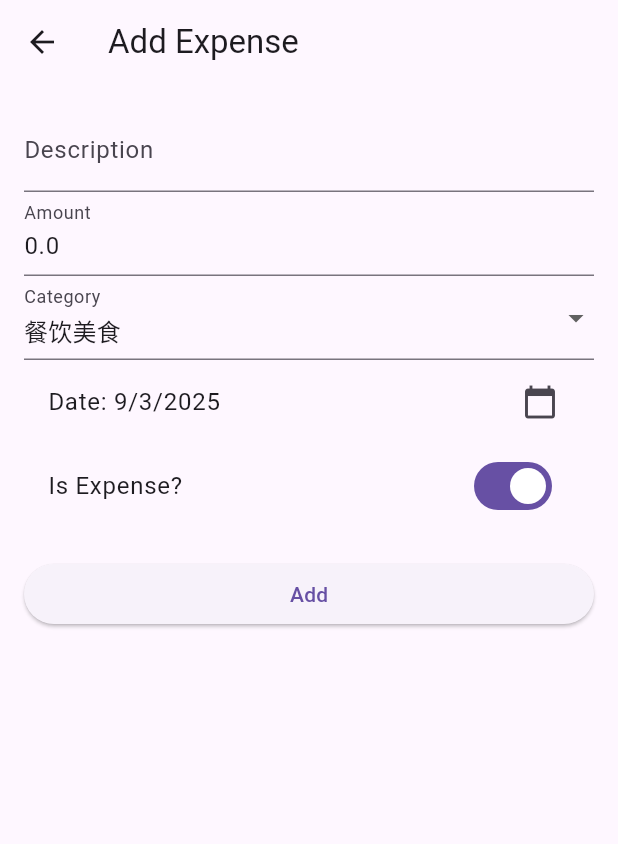
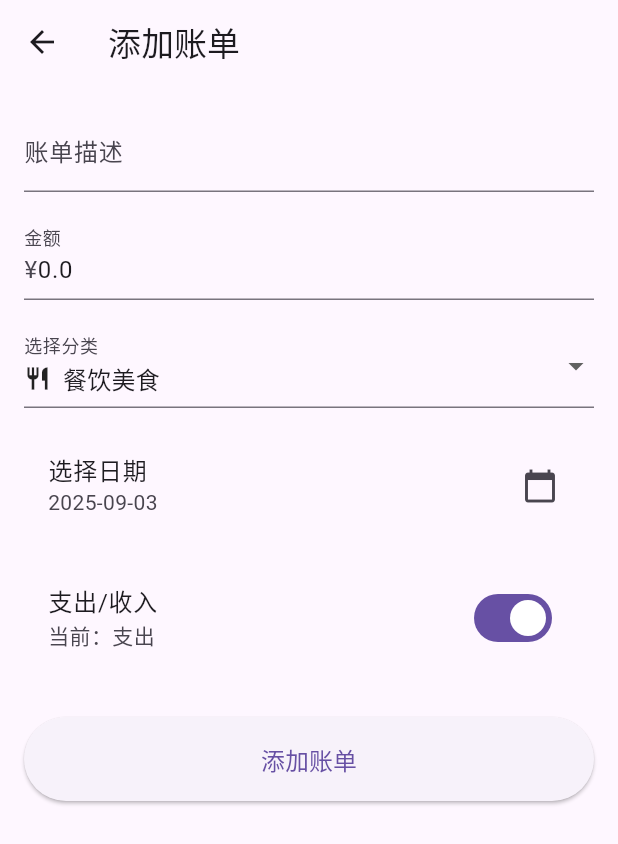
Before and after one commit to linye818/accounting-app, a Flutter app: the screen it shows after launch, after a tap on the "add" icon, on a phone screen of 412 x 824 dp. Shown: the top 844 px of the screen. Run offline on Flutter 3.47's test engine with Material 3 defaults, Android fonts, the phone set to English and light mode, and no system bars; our stand-ins replace material_design_icons_flutter, sqflite; accounts and stored records are empty.

Commit message:
Update add_edit_expense_screen.dart

```diff
--- a/lib/screens/add_edit_expense_screen.dart
+++ b/lib/screens/add_edit_expense_screen.dart
@@ -2,12 +2,20 @@ import 'package:flutter/material.dart';
 import 'package:provider/provider.dart';
 import 'package:intl/intl.dart';
 import '../models/expense.dart';
+import '../models/category.dart' as cat;
 import '../providers/expense_provider.dart';
 
 class AddEditExpenseScreen extends StatefulWidget {
   final Expense? existingExpense;
+  final int? preselectedCategoryId; // 从分类点击进入时的预选择
+  final bool? preselectedIsExpense;
 
-  const AddEditExpenseScreen({Key? key, this.existingExpense}) : super(key: key);
+  const AddEditExpenseScreen({
+    Key? key,
+    this.existingExpense,
+    this.preselectedCategoryId,
+    this.preselectedIsExpense,
+  }) : super(key: key);
 
   @override
   State<AddEditExpenseScreen> createState() => _AddEditExpenseScreenState();
@@ -15,38 +23,66 @@ class AddEditExpenseScreen extends StatefulWidget {
 
 class _AddEditExpenseScreenState extends State<AddEditExpenseScreen> {
   final _formKey = GlobalKey<FormState>();
-  late String _description; // 用 description 替代 title，匹配 Expense 类
+  late String _description;
   late double _amount;
   late int _categoryId;
   late DateTime _date;
   late bool _isExpense;
+  bool _isLoading = true;
 
   @override
   void initState() {
     super.initState();
-    // 初始化：编辑时加载现有数据，新增时用默认值
+    // 初始化表单数据
     if (widget.existingExpense != null) {
-      _description = widget.existingExpense!.description; // 改用 description
+      // 编辑已有账单
+      _description = widget.existingExpense!.description;
       _amount = widget.existingExpense!.amount;
       _categoryId = widget.existingExpense!.categoryId;
       _date = widget.existingExpense!.date;
       _isExpense = widget.existingExpense!.isExpense;
-    } else {
+      _isLoading = false;
+    } else if (widget.preselectedCategoryId != null) {
+      // 从分类点击进入
       _description = '';
       _amount = 0.0;
-      _categoryId = 1; // 默认分类ID
+      _categoryId = widget.preselectedCategoryId!;
       _date = DateTime.now();
-      _isExpense = true; // 默认是支出
+      _isExpense = widget.preselectedIsExpense ?? true;
+      _isLoading = false;
+    } else {
+      // 新增账单默认值
+      _description = '';
+      _amount = 0.0;
+      _categoryId = -1; // 初始值，会在加载分类后更新
+      _date = DateTime.now();
+      _isExpense = true;
+      // 加载分类后设置默认分类
+      WidgetsBinding.instance.addPostFrameCallback((_) {
+        _loadDefaultCategory();
+      });
     }
   }
 
-  // 提交表单：新增或更新支出
+  // 加载默认分类（确保有分类可选）
+  Future<void> _loadDefaultCategory() async {
+    final provider = Provider.of<ExpenseProvider>(context, listen: false);
+    await provider.loadCategories();
+    if (provider.categories.isNotEmpty) {
+      setState(() {
+        _categoryId = provider.categories.first.id;
+        _isLoading = false;
+      });
+    }
+  }
+
+  // 提交表单
   void _submitForm() {
     if (_formKey.currentState!.validate()) {
       _formKey.currentState!.save();
       final expense = Expense(
-        id: widget.existingExpense?.id ?? 0, // 编辑时用原ID，新增时暂用0（数据库会自动生成）
-        description: _description, // 传递 description，而非 title
+        id: widget.existingExpense?.id ?? 0,
+        description: _description,
         amount: _amount,
         categoryId: _categoryId,
         date: _date,
@@ -60,7 +96,7 @@ class _AddEditExpenseScreenState extends State<AddEditExpenseScreen> {
         provider.addExpense(expense);
       }
 
-      Navigator.pop(context); // 返回首页
+      Navigator.pop(context);
     }
   }
 
@@ -80,87 +116,128 @@ class _AddEditExpenseScreenState extends State<AddEditExpenseScreen> {
   @override
   Widget build(BuildContext context) {
     final provider = Provider.of<ExpenseProvider>(context);
-    final categories = provider.categories;
+    final categories = provider.categories
+        .where((cat) => cat.isExpense == _isExpense) // 只显示当前类型（支出/收入）的分类
+        .toList();
 
     return Scaffold(
       appBar: AppBar(
-        title: Text(widget.existingExpense != null ? 'Edit Expense' : 'Add Expense'),
+        title: Text(widget.existingExpense != null ? '编辑账单' : '添加账单'),
       ),
-      body: Padding(
+      body: _isLoading
+          ? const Center(child: CircularProgressIndicator())
+          : Padding(
               padding: const EdgeInsets.all(16.0),
               child: Form(
                 key: _formKey,
                 child: ListView(
                   children: [
-              // 描述输入框（替代原 title 输入框）
+                    // 描述
                     TextFormField(
                       initialValue: _description,
-                decoration: const InputDecoration(labelText: 'Description'),
+                      decoration: const InputDecoration(
+                        labelText: '账单描述',
+                        hintText: '例如：午餐、公交费',
+                      ),
                       validator: (value) {
                         if (value == null || value.isEmpty) {
-                    return 'Please enter a description';
+                          return '请输入账单描述';
                         }
                         return null;
                       },
                       onSaved: (value) => _description = value!,
                     ),
 
-              // 金额输入框
+                    const SizedBox(height: 16),
+
+                    // 金额
                     TextFormField(
                       initialValue: _amount.toString(),
-                decoration: const InputDecoration(labelText: 'Amount'),
+                      decoration: const InputDecoration(
+                        labelText: '金额',
+                        prefixText: '¥',
+                      ),
                       keyboardType: TextInputType.numberWithOptions(decimal: true),
                       validator: (value) {
                         if (value == null || value.isEmpty) {
-                    return 'Please enter an amount';
+                          return '请输入金额';
                         }
                         final amount = double.tryParse(value);
                         if (amount == null || amount <= 0) {
-                    return 'Please enter a valid positive number';
+                          return '请输入有效的正数';
                         }
                         return null;
                       },
                       onSaved: (value) => _amount = double.parse(value!),
                     ),
 
-              // 分类下拉选择
+                    const SizedBox(height: 16),
+
+                    // 分类（关键修复：确保分类下拉可用）
                     DropdownButtonFormField<int>(
                       value: _categoryId,
-                decoration: const InputDecoration(labelText: 'Category'),
-                items: categories
-                    .map((category) => DropdownMenuItem(
+                      decoration: const InputDecoration(labelText: '选择分类'),
+                      items: categories.map((category) {
+                        return DropdownMenuItem(
                           value: category.id,
-                          child: Text(category.name),
-                        ))
-                    .toList(),
+                          child: Row(
+                            children: [
+                              Icon(_getCategoryIcon(category.icon), size: 18),
+                              const SizedBox(width: 8),
+                              Text(category.name),
+                            ],
+                          ),
+                        );
+                      }).toList(),
                       onChanged: (value) => setState(() => _categoryId = value!),
                       validator: (value) {
-                  if (value == null) {
-                    return 'Please select a category';
+                        if (value == null || value == -1) {
+                          return '请选择分类';
                         }
                         return null;
                       },
                     ),
 
-              // 日期选择
+                    const SizedBox(height: 16),
+
+                    // 日期
                     ListTile(
-                title: Text('Date: ${DateFormat.yMd().format(_date)}'),
+                      title: const Text('选择日期'),
+                      subtitle: Text(_date == DateTime.now()
+                          ? '今天 ${DateFormat('yyyy-MM-dd').format(_date)}'
+                          : DateFormat('yyyy-MM-dd').format(_date)),
                       trailing: const Icon(Icons.calendar_today),
                       onTap: _selectDate,
                     ),
 
+                    const SizedBox(height: 16),
+
                     // 支出/收入切换
                     SwitchListTile(
-                title: const Text('Is Expense?'),
+                      title: const Text('支出/收入'),
+                      subtitle: Text(_isExpense ? '当前：支出' : '当前：收入'),
                       value: _isExpense,
-                onChanged: (value) => setState(() => _isExpense = value),
+                      onChanged: (value) {
+                        setState(() {
+                          _isExpense = value;
+                          // 切换时自动选择第一个对应类型的分类
+                          if (categories.isNotEmpty) {
+                            _categoryId = categories.first.id;
+                          }
+                        });
+                      },
                     ),
 
+                    const SizedBox(height: 30),
+
                     // 提交按钮
-              const SizedBox(height: 20),
                     ElevatedButton(
                       onPressed: _submitForm,
-                child: Text(widget.existingExpense != null ? 'Update' : 'Add'),
+                      style: ElevatedButton.styleFrom(
+                        padding: const EdgeInsets.symmetric(vertical: 16),
+                        textStyle: const TextStyle(fontSize: 16),
+                      ),
+                      child: Text(widget.existingExpense != null ? '更新账单' : '添加账单'),
                     ),
                   ],
                 ),
@@ -168,4 +245,15 @@ class _AddEditExpenseScreenState extends State<AddEditExpenseScreen> {
             ),
     );
   }
+
+  // 根据图标名称获取图标
+  IconData _getCategoryIcon(String iconName) {
+    switch (iconName) {
+      case 'restaurant': return Icons.restaurant;
+      case 'directions_car': return Icons.directions_car;
+      case 'shopping_cart': return Icons.shopping_cart;
+      case 'attach_money': return Icons.attach_money;
+      default: return Icons.category;
     }
+  }
+}
```
Lines whose indentation alone changed are shown as unchanged.
